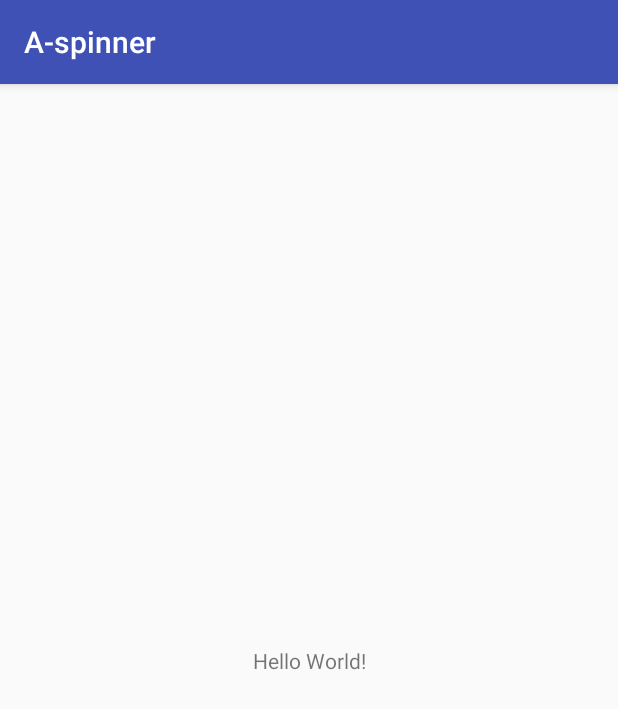
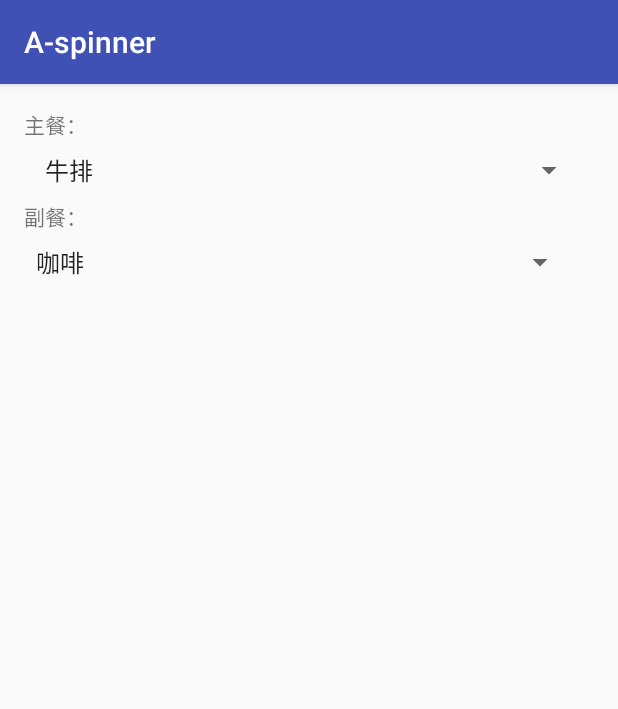
Before and after one commit to gigoallen/A-spinner, an Android app: the screen it shows after launch (MainActivity), on a phone screen of 412 x 824 dp. Shown: the top 709 px of the screen. Run offline under Robolectric (Android 15) with nearby library versions, the phone set to English and light mode, and no system bars.

Commit message:
spinner .xml and array in MainActivity ok

```diff
--- a/app/src/main/java/com/gigoallen/a_spinner/MainActivity.java
+++ b/app/src/main/java/com/gigoallen/a_spinner/MainActivity.java
@@ -2,12 +2,41 @@ package com.gigoallen.a_spinner;
 
 import android.support.v7.app.AppCompatActivity;
 import android.os.Bundle;
+import android.widget.AdapterView;
+import android.widget.ArrayAdapter;
+import android.widget.Spinner;
 
 public class MainActivity extends AppCompatActivity {
+
+    String[] viceMeal = {"咖啡", "果汁", "可樂"};
 
     @Override
     protected void onCreate(Bundle savedInstanceState) {
         super.onCreate(savedInstanceState);
         setContentView(R.layout.activity_main);
+
+        //使用Spinner元件
+        Spinner spinnerMainMeal = findViewById(R.id.spMainMeal);
+        Spinner spinnerViceMeal = findViewById(R.id.spViceMeal);
+
+        //取得 array.xml 裡面的 mainMeal 字串陣列
+        ArrayAdapter<CharSequence> adapterMain =
+                ArrayAdapter.createFromResource(
+                        this,
+                        R.array.mainMeal,
+                        android.R.layout.simple_spinner_item);
+
+        spinnerMainMeal.setAdapter(adapterMain);
+
+       //取得 程式裡面的 viceMeal 字串陣列
+        ArrayAdapter<String> adapterVice =
+                new ArrayAdapter<>(this,
+                        android.R.layout.simple_spinner_item,
+                        viceMeal);
+        adapterVice.setDropDownViewResource(
+                android.R.layout.simple_spinner_dropdown_item);
+        spinnerViceMeal.setAdapter(adapterVice);
+
+
     }
 }
--- a/app/src/main/res/layout/activity_main.xml
+++ b/app/src/main/res/layout/activity_main.xml
@@ -6,13 +6,45 @@
     android:layout_height="match_parent"
     tools:context="com.gigoallen.a_spinner.MainActivity">
 
+    <Spinner
+        android:id="@+id/spMainMeal"
+        android:layout_width="368dp"
+        android:layout_height="wrap_content"
+        android:layout_marginTop="8dp"
+        app:layout_constraintLeft_toLeftOf="parent"
+        app:layout_constraintRight_toRightOf="parent"
+        app:layout_constraintTop_toBottomOf="@+id/textView" />
+
+    <Spinner
+        android:id="@+id/spViceMeal"
+        android:layout_width="368dp"
+        android:layout_height="wrap_content"
+        android:layout_marginStart="16dp"
+        android:layout_marginTop="8dp"
+        app:layout_constraintEnd_toEndOf="parent"
+        app:layout_constraintHorizontal_bias="0.0"
+        app:layout_constraintLeft_toLeftOf="parent"
+        app:layout_constraintRight_toRightOf="parent"
+        app:layout_constraintStart_toStartOf="parent"
+        app:layout_constraintTop_toBottomOf="@+id/textView2" />
+
     <TextView
+        android:id="@+id/textView"
         android:layout_width="wrap_content"
         android:layout_height="wrap_content"
-        android:text="Hello World!"
-        app:layout_constraintBottom_toBottomOf="parent"
-        app:layout_constraintLeft_toLeftOf="parent"
-        app:layout_constraintRight_toRightOf="parent"
+        android:layout_marginStart="16dp"
+        android:layout_marginTop="16dp"
+        android:text="主餐："
+        app:layout_constraintStart_toStartOf="parent"
         app:layout_constraintTop_toTopOf="parent" />
 
+    <TextView
+        android:id="@+id/textView2"
+        android:layout_width="wrap_content"
+        android:layout_height="wrap_content"
+        android:layout_marginStart="16dp"
+        android:layout_marginTop="8dp"
+        android:text="副餐："
+        app:layout_constraintStart_toStartOf="parent"
+        app:layout_constraintTop_toBottomOf="@+id/spMainMeal" />
 </android.support.constraint.ConstraintLayout>
--- a/app/src/main/res/values/array.xml
+++ b/app/src/main/res/values/array.xml
@@ -1,6 +1,6 @@
 <?xml version="1.0" encoding="utf-8"?>
 <resources>
-    <string-array name="MainMeal">
+    <string-array name="mainMeal">
         <item>牛排</item>
         <item>義大利麵</item>
         <item>雞肉焗烤飯</item>
```
